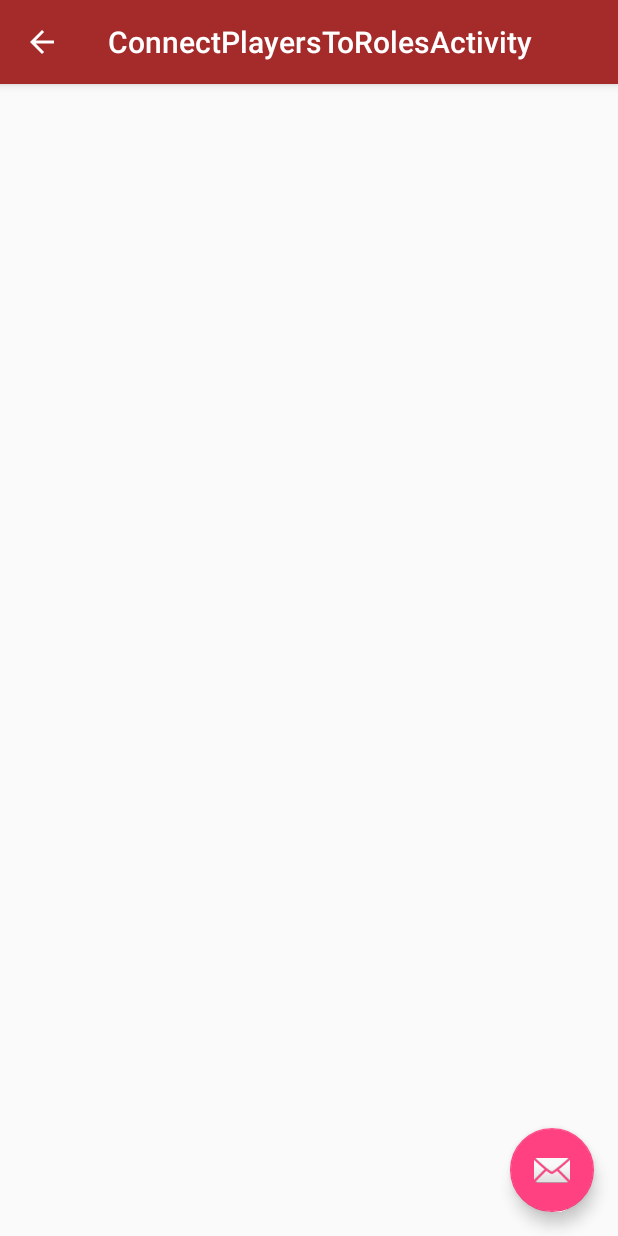
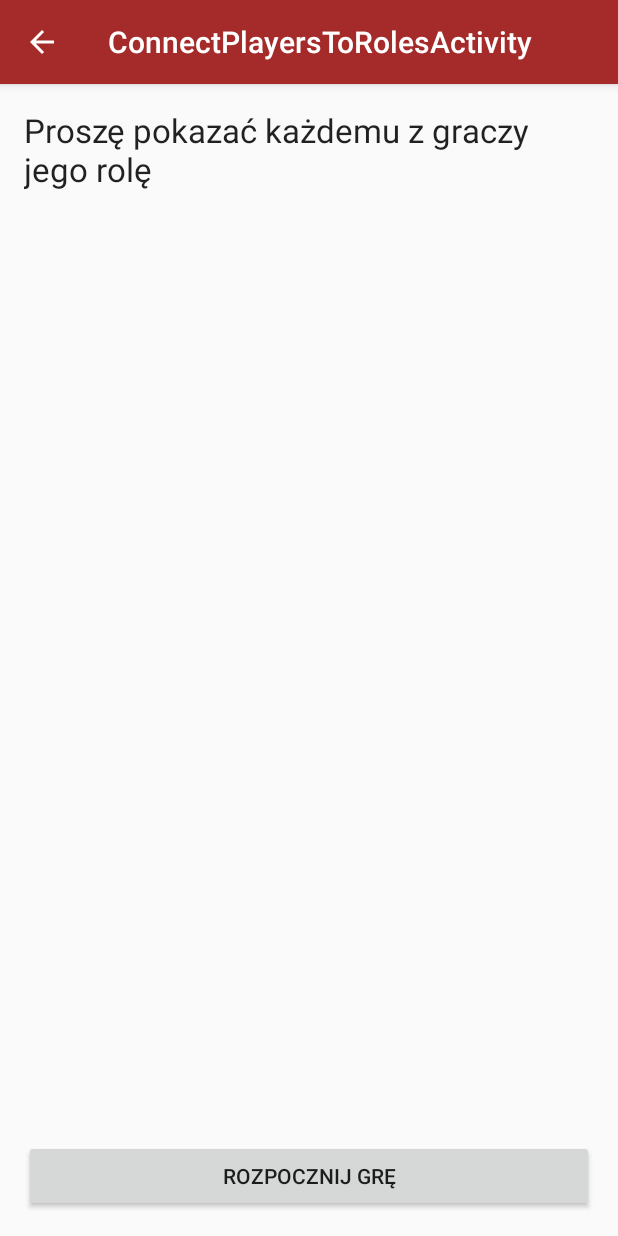
Before and after one commit to MateuszNaKodach/SocialMafia, an Android app: the ConnectPlayersToRolesActivity screen opened directly, with no data from a screen before it, on a phone screen of 412 x 824 dp. Run offline under Robolectric (Android 15) with nearby library versions, the phone set to English and light mode, and no system bars; libraries missing offline, so code that uses them is left out: org.parceler; 4 statements that could not run were skipped.

Commit message:
List of players connected to roles

```diff
--- a/app/src/main/java/pl/nowakprojects/socialmafia/mainmenuoptions/newgame/ConnectPlayersToRolesActivity.java
+++ b/app/src/main/java/pl/nowakprojects/socialmafia/mainmenuoptions/newgame/ConnectPlayersToRolesActivity.java
@@ -1,15 +1,36 @@
 package pl.nowakprojects.socialmafia.mainmenuoptions.newgame;
 
+import android.content.Context;
 import android.os.Bundle;
-import android.support.design.widget.FloatingActionButton;
-import android.support.design.widget.Snackbar;
+import android.support.v7.app.AlertDialog;
 import android.support.v7.app.AppCompatActivity;
+import android.support.v7.widget.LinearLayoutManager;
+import android.support.v7.widget.RecyclerView;
 import android.support.v7.widget.Toolbar;
+import android.view.LayoutInflater;
 import android.view.View;
+import android.view.ViewGroup;
+import android.widget.ImageButton;
+import android.widget.ImageView;
+import android.widget.TextView;
+
+import org.parceler.Parcels;
+
+import java.util.ArrayList;
+import java.util.Collections;
 
 import pl.nowakprojects.socialmafia.R;
+import pl.nowakprojects.socialmafia.mainmenuoptions.newgame.mafiagameclasses.HumanPlayer;
+import pl.nowakprojects.socialmafia.mainmenuoptions.newgame.mafiagameclasses.PlayerRole;
 
 public class ConnectPlayersToRolesActivity extends AppCompatActivity {
+
+    ArrayList<HumanPlayer> playersInfoList;
+    ArrayList<PlayerRole> selectedGameRoles;
+    private ArrayList<String> playersNamesList; //lista imion graczy
+
+    PlayerShowingRoleAdapter playerShowingRoleAdapter;
+    RecyclerView allPlayersRolesRecyclerView;
 
     @Override
     protected void onCreate(Bundle savedInstanceState) {
@@ -17,16 +38,74 @@ public class ConnectPlayersToRolesActivity extends AppCompatActivity {
         setContentView(R.layout.activity_connect_players_to_roles);
         Toolbar toolbar = (Toolbar) findViewById(R.id.toolbar);
         setSupportActionBar(toolbar);
+        getSupportActionBar().setDisplayHomeAsUpEnabled(true);
 
-        FloatingActionButton fab = (FloatingActionButton) findViewById(R.id.fab);
-        fab.setOnClickListener(new View.OnClickListener() {
-            @Override
-            public void onClick(View view) {
-                Snackbar.make(view, "Replace with your own action", Snackbar.LENGTH_LONG)
-                        .setAction("Action", null).show();
+        selectedGameRoles = Parcels.unwrap(getIntent().getParcelableExtra(SelectPlayerRolesActivity.EXTRA_SELECTED_ROLES_LIST));
+        playersNamesList = getIntent().getStringArrayListExtra(TapPlayersNamesActivity.EXTRA_PLAYERS_NAMES_LIST);
+        makeHumanPlayerWithRolesList(); //utowrzenie już listy graczy z przydzielonymi rolami
+
+        allPlayersRolesRecyclerView = (RecyclerView) findViewById(R.id.allPlayersRolesRecyclerView);
+        allPlayersRolesRecyclerView.setLayoutManager(new LinearLayoutManager(this,LinearLayoutManager.HORIZONTAL,false));
+        playerShowingRoleAdapter = new PlayerShowingRoleAdapter(playersInfoList,this);
+        allPlayersRolesRecyclerView.setAdapter(playerShowingRoleAdapter);
+
+    }
+
+    void makeHumanPlayerWithRolesList(){
+            Collections.shuffle(this.selectedGameRoles); // pomieszanie roli, żeby nie były według wyboru
+            // przydzielenie pomieszanych ról do graczy:
+            //tworzymy nowe obiekty z imienia i roli gracza
+            for (int i = 0; i < this.playersNamesList.size(); i++) {
+                playersInfoList.add(new HumanPlayer(playersNamesList.get(i)),selectedGameRoles.get(i));
             }
-        });
-        getSupportActionBar().setDisplayHomeAsUpEnabled(true);
+    }
+
+    public class PlayerShowingRoleAdapter extends RecyclerView.Adapter<PlayerShowingRoleAdapter.HumanPlayerViewHolder> {
+
+        private ArrayList<HumanPlayer> humanPlayersList;
+        private LayoutInflater inflater;
+        private Context context;
+
+        public PlayerShowingRoleAdapter(ArrayList<HumanPlayer> humanPlayersList, Context context){
+            this.humanPlayersList = humanPlayersList;
+            this.inflater = LayoutInflater.from(context);
+            this.context = context;
+        }
+
+        @Override
+        public HumanPlayerViewHolder onCreateViewHolder(ViewGroup parent, int viewType) {
+            View view = inflater.inflate(R.layout.player_role_showing_layout,parent,false);
+            return new HumanPlayerViewHolder(view);
+        }
+
+        @Override
+        public void onBindViewHolder(HumanPlayerViewHolder holder, int position) {
+            HumanPlayer humanPlayer = humanPlayersList.get(position);
+
+        }
+
+        @Override
+        public int getItemCount() {
+            return humanPlayersList.size();
+        }
+
+        class HumanPlayerViewHolder extends RecyclerView.ViewHolder{
+
+            private ImageView roleIcon;
+            private TextView roleName;
+            private View container;
+
+            public HumanPlayerViewHolder(View itemView) {
+                super(itemView);
+
+                roleIcon = (ImageView) itemView.findViewById(R.id.roleIcon);
+                roleName = (TextView) itemView.findViewById(R.id.roleName);
+                //container = itemView.findViewById(R.layout.player_role_choosing_layout);
+
+            }
+
+
+        }
     }
 
 }
--- a/app/src/main/java/pl/nowakprojects/socialmafia/mainmenuoptions/newgame/PlayerChoosingRoleAdapter.java
+++ b/app/src/main/java/pl/nowakprojects/socialmafia/mainmenuoptions/newgame/PlayerChoosingRoleAdapter.java
@@ -71,7 +71,7 @@ public class PlayerChoosingRoleAdapter extends RecyclerView.Adapter<PlayerChoosi
             PlayerRole playerRole = fractionRolesList.get(position);
             holder.roleIcon.setImageResource(playerRole.getIconResourceID());
             holder.roleName.setText(playerRole.getName());
-            holder.roleAmount.setText(String.valueOf(playerRole.rolePlayersAmount));
+            holder.roleAmount.setText(String.valueOf(playerRole.getRolePlayersAmount()));
     }
 
     @Override
--- a/app/src/main/java/pl/nowakprojects/socialmafia/mainmenuoptions/newgame/mafiagameclasses/HumanPlayer.java
+++ b/app/src/main/java/pl/nowakprojects/socialmafia/mainmenuoptions/newgame/mafiagameclasses/HumanPlayer.java
@@ -16,6 +16,10 @@ public class HumanPlayer {
 
 	public HumanPlayer(String playerName){
 		this.playerName=playerName;
+	}
+	public HumanPlayer(String playerName, PlayerRole playerRole){
+		this.playerName=playerName;
+		this.playerRole=playerRole;
 	}
 
 	public String getPlayerName(){
--- a/app/src/main/java/pl/nowakprojects/socialmafia/mainmenuoptions/newgame/mafiagameclasses/TheGame.java
+++ b/app/src/main/java/pl/nowakprojects/socialmafia/mainmenuoptions/newgame/mafiagameclasses/TheGame.java
@@ -2,6 +2,8 @@ package pl.nowakprojects.socialmafia.mainmenuoptions.newgame.mafiagameclasses;
 /**
  * Created by Mateusz on 2016-02-20.
  */
+
+import org.parceler.Parcel;
 
 import java.util.ArrayList;
 import java.util.Collections;
@@ -26,6 +28,7 @@ import javafx.stage.Stage;
  * teraz DODAC CZAS GRY ( BEDZIE POTRZEBNY DO SAVE!!!)
  */
 
+@Parcel
 public class TheGame {
 	// LISTA ZAPISANYCH GRACZY
 	ArrayList<HumanPlayer> playersInfoList = new ArrayList<HumanPlayer>();
--- a/app/src/main/res/layout/activity_connect_players_to_roles.xml
+++ b/app/src/main/res/layout/activity_connect_players_to_roles.xml
@@ -23,12 +23,4 @@
 
     <include layout="@layout/content_connect_players_to_roles" />
 
-    <android.support.design.widget.FloatingActionButton
-        android:id="@+id/fab"
-        android:layout_width="wrap_content"
-        android:layout_height="wrap_content"
-        android:layout_gravity="bottom|end"
-        android:layout_margin="@dimen/fab_margin"
-        android:src="@android:drawable/ic_dialog_email" />
-
 </android.support.design.widget.CoordinatorLayout>
--- a/app/src/main/res/layout/content_connect_players_to_roles.xml
+++ b/app/src/main/res/layout/content_connect_players_to_roles.xml
@@ -1,5 +1,5 @@
 <?xml version="1.0" encoding="utf-8"?>
-<RelativeLayout xmlns:android="http://schemas.android.com/apk/res/android"
+<LinearLayout xmlns:android="http://schemas.android.com/apk/res/android"
     xmlns:app="http://schemas.android.com/apk/res-auto"
     xmlns:tools="http://schemas.android.com/tools"
     android:layout_width="match_parent"
@@ -8,8 +8,31 @@
     android:paddingLeft="@dimen/activity_horizontal_margin"
     android:paddingRight="@dimen/activity_horizontal_margin"
     android:paddingTop="@dimen/activity_vertical_margin"
+    android:orientation="vertical"
     app:layout_behavior="@string/appbar_scrolling_view_behavior"
     tools:context="pl.nowakprojects.socialmafia.mainmenuoptions.newgame.ConnectPlayersToRolesActivity"
     tools:showIn="@layout/activity_connect_players_to_roles">
 
-</RelativeLayout>
+    <TextView
+        android:layout_width="wrap_content"
+        android:layout_height="wrap_content"
+        android:textAppearance="?android:attr/textAppearanceLarge"
+        android:text="@string/explainConnectPlayersToRoles"
+        android:id="@+id/explainConnectPlayersToRoles"
+        android:layout_gravity="center_horizontal"
+        android:layout_marginBottom="@dimen/abc_edit_text_inset_bottom_material" />
+
+    <android.support.v7.widget.RecyclerView
+        android:layout_width="match_parent"
+        android:layout_height="wrap_content"
+        android:id="@+id/allPlayersRolesRecyclerView"
+        android:layout_weight="1"
+        android:layout_gravity="center" />
+
+    <Button
+        android:layout_width="match_parent"
+        android:layout_height="wrap_content"
+        android:text="@string/start_the_game"
+        android:id="@+id/startTheGameButton"/>
+
+</LinearLayout>
--- a/app/src/main/res/layout/player_role_choosing_layout.xml
+++ b/app/src/main/res/layout/player_role_choosing_layout.xml
@@ -1,3 +1,4 @@
+
     <?xml version="1.0" encoding="utf-8"?>
 
 <android.support.v7.widget.CardView android:layout_width="280dp"
--- a/app/src/main/res/values/strings.xml
+++ b/app/src/main/res/values/strings.xml
@@ -159,5 +159,10 @@ Raz w ciągu gry,  podczas trwania dnia wybiera osobę, która aż do nocy nie b
     <string name="please_tap_players_names">Proszę wprowadzić imiona graczy:</string>
     <string name="tooLessFuctionsSelected">Wybrano zbyt mało funkcji!</string>
     <string name="title_activity_connect_players_to_roles">ConnectPlayersToRolesActivity</string>
+    <string name="show_role">ODKRYJ</string>
+    <string name="playerName">the name of the player</string>
+    <string name="explainConnectPlayersToRoles">Proszę pokazać każdemu z graczy jego rolę</string>
+    <string name="start_the_game">Rozpocznij grę</string>
+    <string name="already_showed">Już pokazane</string>
 
 </resources>
```
Also changed, not shown: app/src/main/res/layout/player_role_showing_layout.xml (added, +64 -0 lines). Lines whose indentation alone changed are shown as unchanged.
